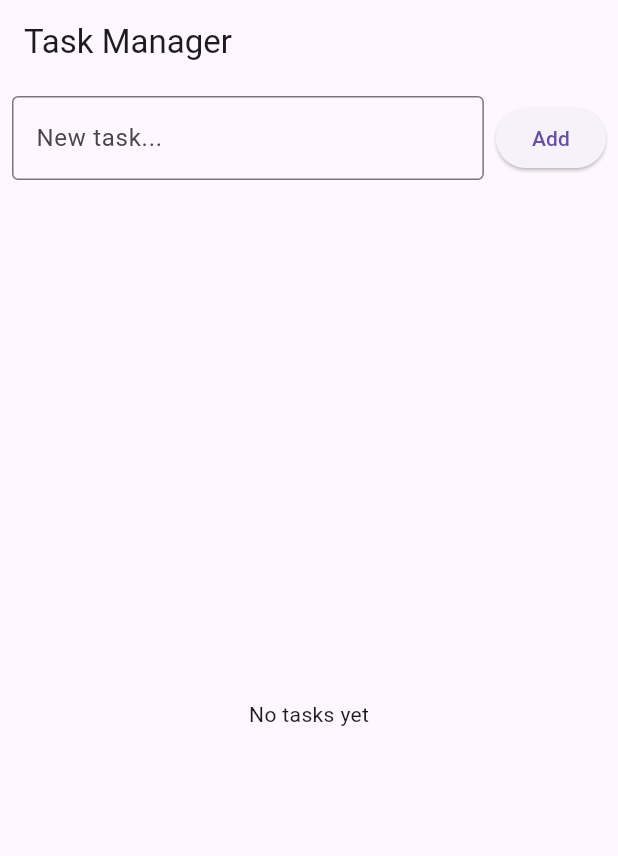
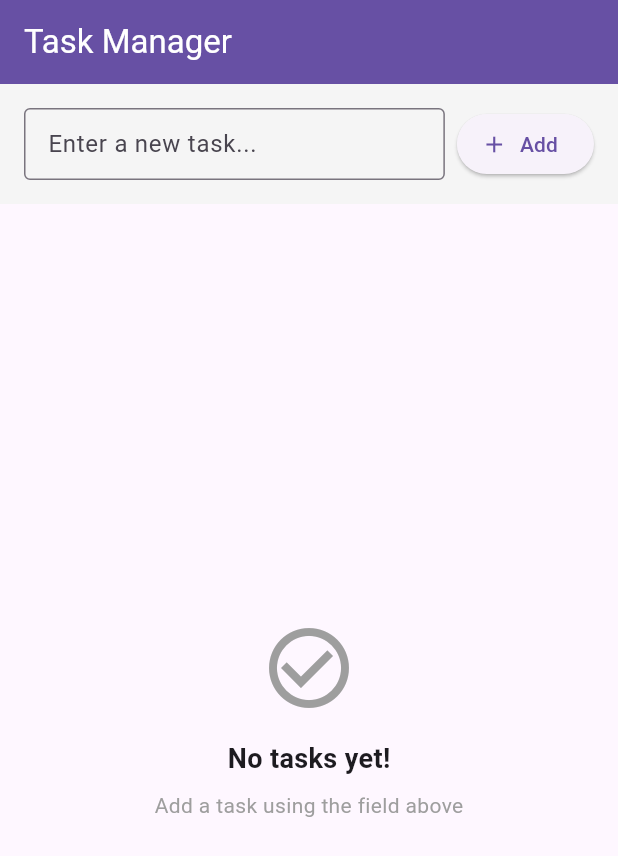
Before and after one commit to Jhossain24/management_app, a Flutter app: the screen it shows after launch, on a phone screen of 412 x 824 dp. Shown: the top 856 px of the screen. Run offline on Flutter 3.47's test engine with Material 3 defaults, Android fonts, the phone set to English and light mode, and no system bars; our stand-ins replace cloud_firestore, firebase_core; accounts and stored records are empty; generated files the repository leaves out were written again.

Commit message:
fixed the buildSubtaskList, still testing

```diff
--- a/lib/screens/task_list_screen.dart
+++ b/lib/screens/task_list_screen.dart
@@ -15,17 +15,17 @@ class _TaskListScreenState extends State<TaskListScreen> {
   final TextEditingController _subtaskController = TextEditingController();
   String? _expandedTaskId;
 
-  @override
-  void dispose() {
-    _taskController.dispose();
-    _subtaskController.dispose();
-    super.dispose();
+  void _addTask() {
+    final title = _taskController.text;
+    if (title.trim() == null || title == '') {
+      setState(() {});
+      _showSnackBar('Please enter a task name');
+      return;
     }
 
-  void _addTask() {
-    if (_taskController.text.trim().isEmpty) return;
-    _taskService.addTask(_taskController.text);
+    _taskService.addTask(title);
     _taskController.clear();
+    _showSnackBar('Task added successfully');
   }
 
   void _showAddSubtaskDialog(Task task) {
@@ -35,7 +35,8 @@ class _TaskListScreenState extends State<TaskListScreen> {
         title: const Text('Add Subtask'),
         content: TextField(
           controller: _subtaskController,
-          decoration: const InputDecoration(hintText: 'Subtask name'),
+          decoration: const InputDecoration(hintText: 'Enter subtask name...'),
+          autofocus: true,
         ),
         actions: [
           TextButton(
@@ -44,11 +45,11 @@ class _TaskListScreenState extends State<TaskListScreen> {
           ),
           ElevatedButton(
             onPressed: () {
-              if (_subtaskController.text.trim().isNotEmpty) {
+              if (_subtaskController.text.isNotEmpty) {
                 _taskService.addSubtask(task, _subtaskController.text);
-                _subtaskController.clear();
+                _showSnackBar('Subtask added');
+              }
               Navigator.pop(context);
-              }
             },
             child: const Text('Add'),
           ),
@@ -57,30 +58,113 @@ class _TaskListScreenState extends State<TaskListScreen> {
     );
   }
 
+  void _showDeleteConfirmDialog(String taskId) {
+    showDialog(
+      context: context,
+      builder: (context) => AlertDialog(
+        title: const Text('Delete Task'),
+        content: const Text('Are you sure you want to delete this task?'),
+        actions: [
+          TextButton(
+            onPressed: () => Navigator.pop(context),
+            child: const Text('Cancel'),
+          ),
+          ElevatedButton(
+            onPressed: () {
+              _taskService.deleteTask(taskId);
+              _showSnackBar('Task deleted');
+              Navigator.pop(context);
+            },
+            style: ElevatedButton.styleFrom(backgroundColor: Colors.red),
+            child: const Text('Delete'),
+          ),
+        ],
+      ),
+    );
+  }
+
+  void _showSnackBar(String message) {
+    ScaffoldMessenger.of(
+      context,
+    ).showSnackBar(SnackBar(content: Text(message)));
+  }
+
+  Widget _buildSubtaskList(Task task) {
+    if (task.subtasks.isEmpty) {
+      return const Padding(
+        padding: EdgeInsets.all(16.0),
+        child: Text(
+          'No subtasks yet. Tap + to add one.',
+          style: TextStyle(color: Colors.grey, fontStyle: FontStyle.italic),
+        ),
+      );
+    }
+
+    return Column(
+      children: List.generate(task.subtasks.length, (index) {
+        final subtask = task.subtasks[index];
+        return ListTile(
+          leading: Checkbox(
+            value: subtask['isCompleted'],
+            onChanged: (_) => _taskService.toggleSubtask(task, index),
+          ),
+          title: Text(
+            subtask['title'],
+            style: TextStyle(
+              decoration: subtask['isCompleted']
+                  ? TextDecoration.lineThrough
+                  : null,
+            ),
+          ),
+          trailing: IconButton(
+            icon: const Icon(Icons.delete_outline, size: 20),
+            onPressed: () => _taskService.deleteSubtask(task, index),
+          ),
+          dense: true,
+        );
+      }),
+    );
+  }
+
   @override
   Widget build(BuildContext context) {
     return Scaffold(
-      appBar: AppBar(title: const Text('Task Manager')),
+      appBar: AppBar(
+        title: const Text('Task Manager'),
+        backgroundColor: Theme.of(context).primaryColor,
+        foregroundColor: Colors.white,
+      ),
       body: Column(
         children: [
-          Padding(
-            padding: const EdgeInsets.all(8.0),
+          Container(
+            padding: const EdgeInsets.all(16),
+            color: Colors.grey[100],
             child: Row(
               children: [
                 Expanded(
                   child: TextField(
                     controller: _taskController,
                     decoration: const InputDecoration(
-                      hintText: 'New task...',
+                      hintText: 'Enter a new task...',
                       border: OutlineInputBorder(),
+                      contentPadding: EdgeInsets.symmetric(
+                        horizontal: 12,
+                        vertical: 8,
                       ),
+                    ),
+                    onSubmitted: (_) => _addTask(),
                   ),
                 ),
                 const SizedBox(width: 8),
-                ElevatedButton(onPressed: _addTask, child: const Text('Add')),
+                ElevatedButton.icon(
+                  onPressed: _addTask,
+                  icon: const Icon(Icons.add),
+                  label: const Text('Add'),
+                ),
               ],
             ),
           ),
+
           Expanded(
             child: StreamBuilder<List<Task>>(
               stream: _taskService.streamTasks(),
@@ -88,13 +172,57 @@ class _TaskListScreenState extends State<TaskListScreen> {
                 if (snapshot.connectionState == ConnectionState.waiting) {
                   return const Center(child: CircularProgressIndicator());
                 }
+
                 if (snapshot.hasError) {
-                  return Center(child: Text('Error: ${snapshot.error}'));
+                  return Center(
+                    child: Column(
+                      mainAxisAlignment: MainAxisAlignment.center,
+                      children: [
+                        const Icon(
+                          Icons.error_outline,
+                          size: 64,
+                          color: Colors.red,
+                        ),
+                        const SizedBox(height: 16),
+                        Text('Error: ${snapshot.error}'),
+                        const SizedBox(height: 16),
+                        ElevatedButton(
+                          onPressed: () => setState(() {}),
+                          child: const Text('Retry'),
+                        ),
+                      ],
+                    ),
+                  );
                 }
 
                 final tasks = snapshot.data ?? [];
+
                 if (tasks.isEmpty) {
-                  return const Center(child: Text('No tasks yet'));
+                  return const Center(
+                    child: Column(
+                      mainAxisAlignment: MainAxisAlignment.center,
+                      children: [
+                        Icon(
+                          Icons.check_circle_outline,
+                          size: 64,
+                          color: Colors.grey,
+                        ),
+                        SizedBox(height: 16),
+                        Text(
+                          'No tasks yet!',
+                          style: TextStyle(
+                            fontSize: 18,
+                            fontWeight: FontWeight.bold,
+                          ),
+                        ),
+                        SizedBox(height: 8),
+                        Text(
+                          'Add a task using the field above',
+                          style: TextStyle(color: Colors.grey),
+                        ),
+                      ],
+                    ),
+                  );
                 }
 
                 return ListView.builder(
@@ -118,6 +246,8 @@ class _TaskListScreenState extends State<TaskListScreen> {
                             title: Text(
                               task.title,
                               style: TextStyle(
+                                fontSize: 16,
+                                fontWeight: FontWeight.w500,
                                 decoration: task.isCompleted
                                     ? TextDecoration.lineThrough
                                     : null,
@@ -132,52 +262,55 @@ class _TaskListScreenState extends State<TaskListScreen> {
                                         ? Icons.expand_less
                                         : Icons.expand_more,
                                   ),
-                                  onPressed: () => setState(() {
+                                  onPressed: () {
+                                    setState(() {
                                       _expandedTaskId = isExpanded
                                           ? null
                                           : task.id;
-                                  }),
+                                    });
+                                  },
                                 ),
                                 IconButton(
-                                  icon: const Icon(Icons.delete_outline),
+                                  icon: const Icon(
+                                    Icons.delete_outline,
+                                    color: Colors.red,
+                                  ),
                                   onPressed: () =>
-                                      _taskService.deleteTask(task.id),
+                                      _showDeleteConfirmDialog(task.id),
                                 ),
                               ],
                             ),
+                            onTap: () {
+                              setState(() {
+                                _expandedTaskId = isExpanded ? null : task.id;
+                              });
+                            },
                           ),
+
                           if (isExpanded)
+                            Container(
+                              decoration: const BoxDecoration(
+                                border: Border(
+                                  top: BorderSide(color: Colors.grey),
+                                ),
+                              ),
+                              child: Column(
+                                children: [
+                                  _buildSubtaskList(task),
                                   Padding(
                                     padding: const EdgeInsets.all(8.0),
-                              child: Column(
-                                children: [
-                                  ...task.subtasks.map(
-                                    (subtask) => ListTile(
-                                      dense: true,
-                                      leading: Checkbox(
-                                        value: subtask['isCompleted'],
-                                        onChanged: (_) =>
-                                            _taskService.toggleSubtask(
-                                              task,
-                                              task.subtasks.indexOf(subtask),
-                                            ),
-                                      ),
-                                      title: Text(subtask['title']),
-                                      trailing: IconButton(
-                                        icon: const Icon(Icons.close, size: 18),
+                                    child: ElevatedButton.icon(
                                       onPressed: () =>
-                                            _taskService.deleteSubtask(
-                                              task,
-                                              task.subtasks.indexOf(subtask),
+                                          _showAddSubtaskDialog(task),
+                                      icon: const Icon(Icons.add, size: 18),
+                                      label: const Text('Add Subtask'),
+                                      style: ElevatedButton.styleFrom(
+                                        minimumSize: const Size(
+                                          double.infinity,
+                                          40,
                                         ),
                                       ),
                                     ),
-                                  ),
-                                  ElevatedButton.icon(
-                                    onPressed: () =>
-                                        _showAddSubtaskDialog(task),
-                                    icon: const Icon(Icons.add),
-                                    label: const Text('Add Subtask'),
                                   ),
                                 ],
                               ),
```
Lines whose indentation alone changed are shown as unchanged.
